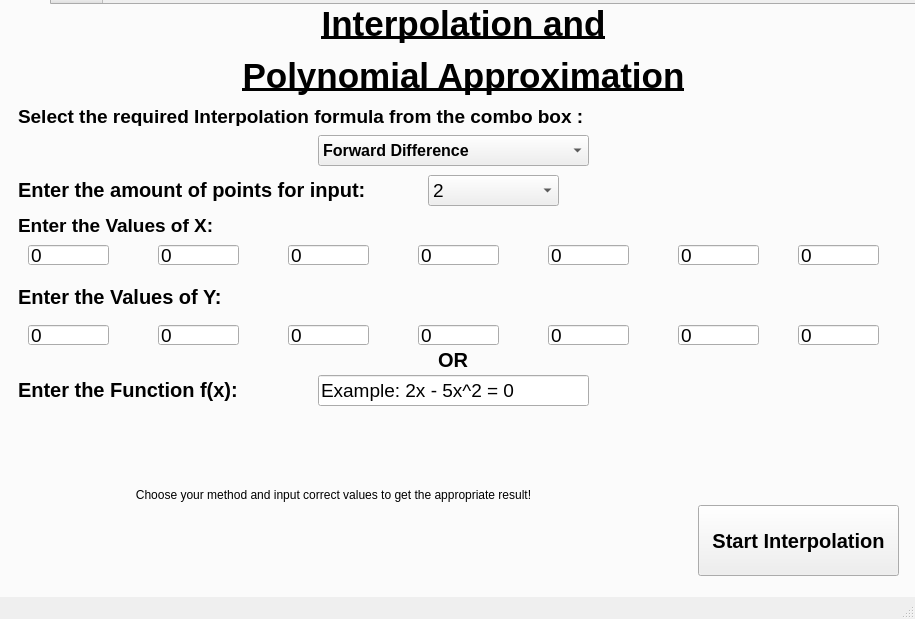
This is mainwindow.ui in M-AliTanveer/Zephyr-2.0-Parallelized as Qt 5 draws it before an edit. The edited form follows.
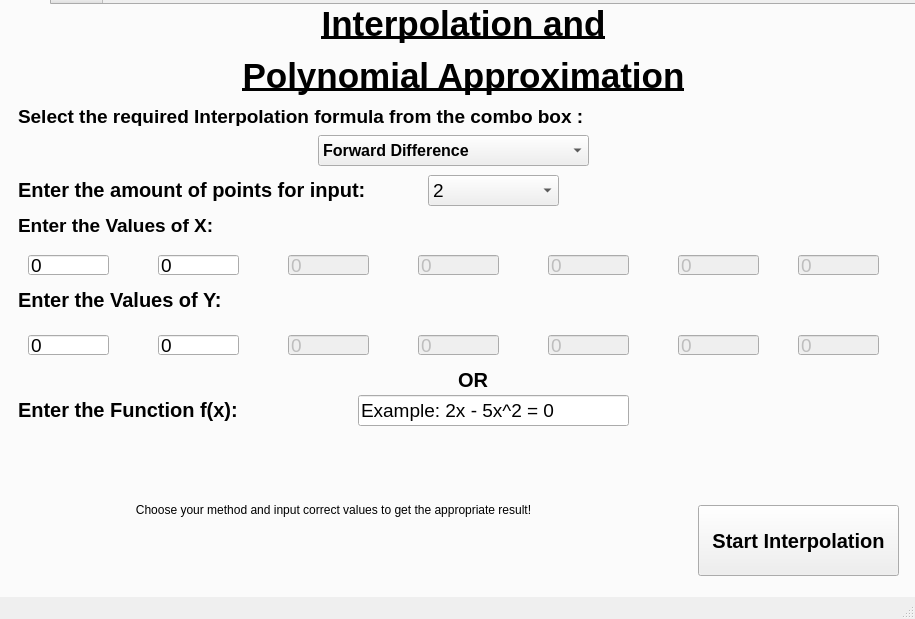
This is the edited form.

```diff
--- a/mainwindow.ui
+++ b/mainwindow.ui
@@ -31,7 +31,7 @@
       <property name="geometry">
        <rect>
         <x>30</x>
-        <y>240</y>
+        <y>250</y>
         <width>81</width>
         <height>20</height>
        </rect>
@@ -48,8 +48,8 @@
      <widget class="QLineEdit" name="Chp4FuncInput">
       <property name="geometry">
        <rect>
-        <x>320</x>
-        <y>370</y>
+        <x>360</x>
+        <y>390</y>
         <width>271</width>
         <height>31</height>
        </rect>
@@ -105,7 +105,7 @@
         <x>20</x>
         <y>280</y>
         <width>451</width>
-        <height>21</height>
+        <height>31</height>
        </rect>
       </property>
       <property name="font">
@@ -120,10 +120,13 @@
       </property>
      </widget>
      <widget class="QLineEdit" name="Ch4x2input">
+      <property name="enabled">
+       <bool>false</bool>
+      </property>
       <property name="geometry">
        <rect>
         <x>290</x>
-        <y>240</y>
+        <y>250</y>
         <width>81</width>
         <height>20</height>
        </rect>
@@ -138,10 +141,13 @@
       </property>
      </widget>
      <widget class="QLineEdit" name="Ch4y4input">
+      <property name="enabled">
+       <bool>false</bool>
+      </property>
       <property name="geometry">
        <rect>
         <x>550</x>
-        <y>320</y>
+        <y>330</y>
         <width>81</width>
         <height>20</height>
        </rect>
@@ -156,10 +162,13 @@
       </property>
      </widget>
      <widget class="QLineEdit" name="Ch4y3input">
+      <property name="enabled">
+       <bool>false</bool>
+      </property>
       <property name="geometry">
        <rect>
         <x>420</x>
-        <y>320</y>
+        <y>330</y>
         <width>81</width>
         <height>20</height>
        </rect>
@@ -174,10 +183,13 @@
       </property>
      </widget>
      <widget class="QLineEdit" name="Ch4y5input">
+      <property name="enabled">
+       <bool>false</bool>
+      </property>
       <property name="geometry">
        <rect>
         <x>680</x>
-        <y>320</y>
+        <y>330</y>
         <width>81</width>
         <height>20</height>
        </rect>
@@ -212,10 +224,13 @@
       </property>
      </widget>
      <widget class="QLineEdit" name="Ch4x3input">
+      <property name="enabled">
+       <bool>false</bool>
+      </property>
       <property name="geometry">
        <rect>
         <x>420</x>
-        <y>240</y>
+        <y>250</y>
         <width>81</width>
         <height>20</height>
        </rect>
@@ -230,10 +245,13 @@
       </property>
      </widget>
      <widget class="QLineEdit" name="Ch4y6input">
+      <property name="enabled">
+       <bool>false</bool>
+      </property>
       <property name="geometry">
        <rect>
         <x>800</x>
-        <y>320</y>
+        <y>330</y>
         <width>81</width>
         <height>20</height>
        </rect>
@@ -316,7 +334,7 @@
       <property name="geometry">
        <rect>
         <x>160</x>
-        <y>320</y>
+        <y>330</y>
         <width>81</width>
         <height>20</height>
        </rect>
@@ -331,10 +349,13 @@
       </property>
      </widget>
      <widget class="QLineEdit" name="Ch4x6input">
+      <property name="enabled">
+       <bool>false</bool>
+      </property>
       <property name="geometry">
        <rect>
         <x>800</x>
-        <y>240</y>
+        <y>250</y>
         <width>81</width>
         <height>20</height>
        </rect>
@@ -351,8 +372,8 @@
      <widget class="QLabel" name="Ch4ORLabel">
       <property name="geometry">
        <rect>
-        <x>440</x>
-        <y>340</y>
+        <x>460</x>
+        <y>360</y>
         <width>31</width>
         <height>31</height>
        </rect>
@@ -372,7 +393,7 @@
       <property name="geometry">
        <rect>
         <x>160</x>
-        <y>240</y>
+        <y>250</y>
         <width>81</width>
         <height>20</height>
        </rect>
@@ -387,10 +408,13 @@
       </property>
      </widget>
      <widget class="QLineEdit" name="Ch4x5input">
+      <property name="enabled">
+       <bool>false</bool>
+      </property>
       <property name="geometry">
        <rect>
         <x>680</x>
-        <y>240</y>
+        <y>250</y>
         <width>81</width>
         <height>20</height>
        </rect>
@@ -509,9 +533,9 @@
       <property name="geometry">
        <rect>
         <x>30</x>
-        <y>420</y>
+        <y>450</y>
         <width>611</width>
-        <height>141</height>
+        <height>111</height>
        </rect>
       </property>
       <property name="text">
@@ -525,7 +549,7 @@
       <property name="geometry">
        <rect>
         <x>30</x>
-        <y>320</y>
+        <y>330</y>
         <width>81</width>
         <height>20</height>
        </rect>
@@ -540,10 +564,13 @@
       </property>
      </widget>
      <widget class="QLineEdit" name="Ch4x4input">
+      <property name="enabled">
+       <bool>false</bool>
+      </property>
       <property name="geometry">
        <rect>
         <x>550</x>
-        <y>240</y>
+        <y>250</y>
         <width>81</width>
         <height>20</height>
        </rect>
@@ -558,10 +585,13 @@
       </property>
      </widget>
      <widget class="QLineEdit" name="Ch4y2input">
+      <property name="enabled">
+       <bool>false</bool>
+      </property>
       <property name="geometry">
        <rect>
         <x>290</x>
-        <y>320</y>
+        <y>330</y>
         <width>81</width>
         <height>20</height>
        </rect>
@@ -579,8 +609,8 @@
       <property name="geometry">
        <rect>
         <x>20</x>
-        <y>370</y>
-        <width>301</width>
+        <y>390</y>
+        <width>331</width>
         <height>31</height>
        </rect>
       </property>
```
Left out of the diff: 6 changed lines with no effect on the pictures.
